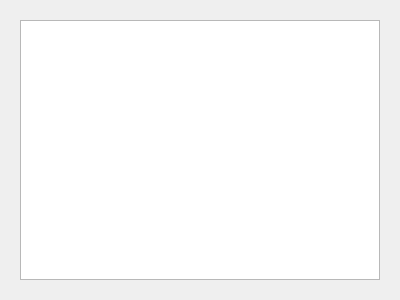
Qt form src/DGLGui/ui/dglbacktraceview.ui (scygan/debugler) before a commit.
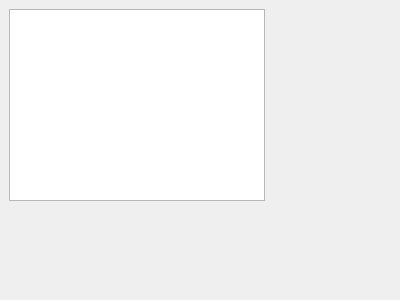
The same form after that commit.

Commit message: Remove some duplicated QLayouts - this fixes some runtime warns.

The edit to the form file:
```diff
--- a/src/DGLGui/ui/dglbacktraceview.ui
+++ b/src/DGLGui/ui/dglbacktraceview.ui
@@ -13,8 +13,6 @@
   <property name="windowTitle">
    <string>CPU Backtrace</string>
   </property>
-  <layout class="QVBoxLayout" name="verticalLayout">
-   <item>
     <widget class="QFrame" name="frame">
      <layout class="QVBoxLayout" name="verticalLayout_2">
       <item>
@@ -22,8 +20,6 @@
       </item>
      </layout>
     </widget>
-   </item>
-  </layout>
  </widget>
  <resources/>
  <connections/>
```
Lines whose indentation alone changed are shown as unchanged. The commit also changes 5 other files.
